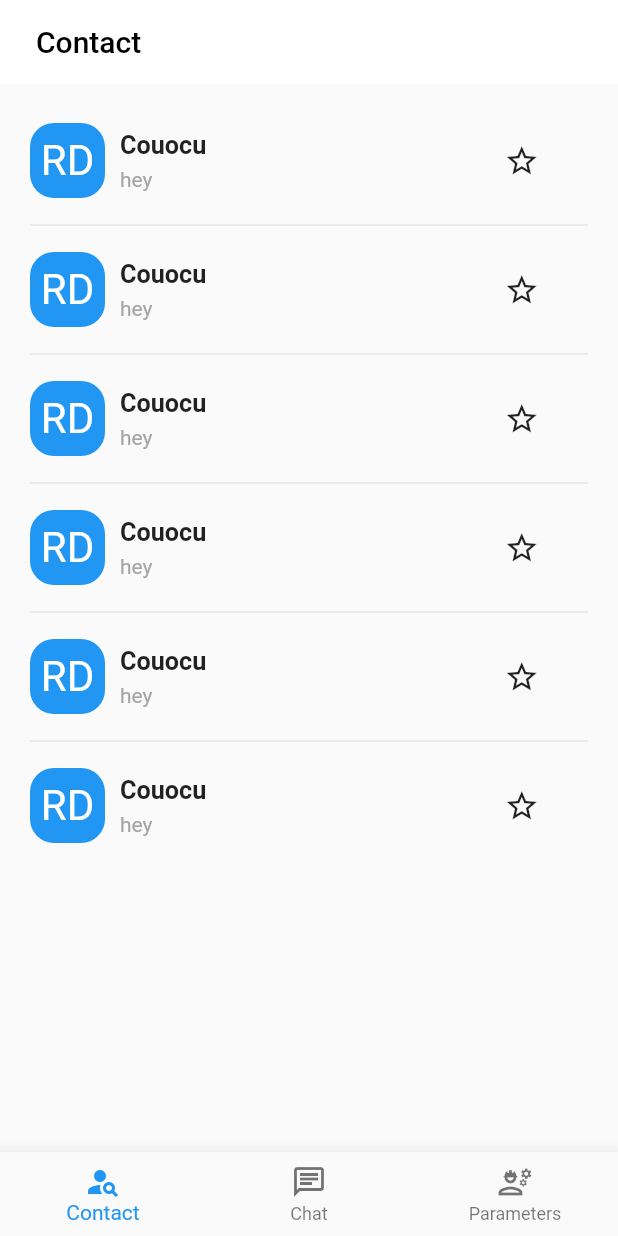
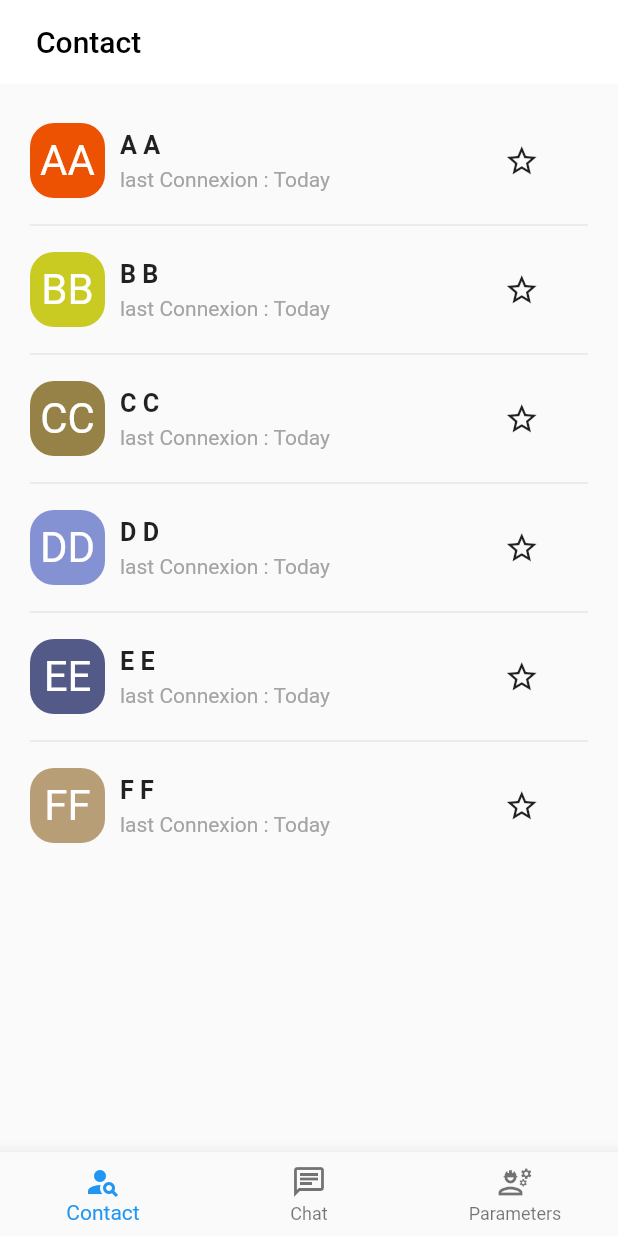
Before and after one commit to Mataillade/unnamed-flutter, a Flutter app: the Home screen opened directly, on a phone screen of 412 x 824 dp. Run offline on Flutter 3.47's test engine with Material 2 defaults, Android fonts, the phone set to English and light mode, and no system bars; our stand-ins replace flutter_svg.

Commit message:
:sparkles: (Colors): Add person colors

```diff
--- a/lib/screens/home/Chat/room/room.dart
+++ b/lib/screens/home/Chat/room/room.dart
@@ -3,13 +3,15 @@ import 'package:unnamed/util/exentions/colors.extentions.dart';
 
 
 class Room extends StatefulWidget{
-  const Room({super.key});
+  final String title;
+  const Room({super.key, required this.title});
 
   @override
   _RoomState createState() => _RoomState();
 }
 
 class _RoomState extends State<Room> {
+
   final TextEditingController _textController = TextEditingController();
   final List<ChatMessage> _messages = [];
   ChatMessage newmsg = const ChatMessage(text: "coucou c'est pour tester", isMyMessage: false,);
@@ -42,7 +44,7 @@ class _RoomState extends State<Room> {
               color: Colors.black54,
             )
         ),
-        title: const Text("Room", style: TextStyle(color: CustomColors.blackk)),
+        title:  Text(widget.title, style: TextStyle(color: CustomColors.blackk)),
         centerTitle: false,
       ),
       body: SafeArea(
--- a/lib/screens/home/Contact/contact.dart
+++ b/lib/screens/home/Contact/contact.dart
@@ -4,11 +4,12 @@ import 'package:unnamed/widgets/Contact/contact.widget.dart';
 import '../../../util/exentions/colors.extentions.dart';
 
 class Contact extends StatelessWidget {
+
   const Contact({super.key});
 
   @override
   Widget build(BuildContext context) {
-    final List<String> entries = <String>['A', 'B','C', 'D', 'E', 'F'];
+    final List<String> entries = <String>['A A', 'B B','C C', 'D D', 'E E', 'F F'];
 
     return  Scaffold(
       appBar: AppBar(
@@ -25,7 +26,7 @@ class Contact extends StatelessWidget {
         itemBuilder: (BuildContext context, int index){
           return  Container(
               margin: const EdgeInsets.symmetric(vertical: 10) ,
-              child: const ContactWidget()
+              child: ContactWidget(title: entries[index],)
           );
         },
         separatorBuilder: (BuildContext context, int index) => const Divider(),
--- a/lib/screens/home/home.dart
+++ b/lib/screens/home/home.dart
@@ -14,7 +14,7 @@ class Home extends StatefulWidget {
 class _HomeState extends State<Home> {
   int _currentIndex = 0;
   final List<Widget> _page = [
-    const Contact(),
+    Contact(),
     Chat(),
     const Parameter(),
   ];
--- a/lib/util/exentions/colors.extentions.dart
+++ b/lib/util/exentions/colors.extentions.dart
@@ -14,4 +14,6 @@ extension CustomColors on Colors {
   static const Color divider = Color(0xFFEDEDED);
 
   static const Color secondary_text = Color(0xFFA4A4A4);
+
+  static const Color warining = Color(0xFFFDCF41);
 }
--- /dev/null
+++ b/lib/util/function/functions.dart
@@ -0,0 +1,34 @@
+import 'dart:math';
+
+import 'package:flutter/material.dart';
+
+Color generateColor(String input) {
+  int hash = 0;
+
+  for (int i = 0; i < input.length; i++) {
+    hash = input.codeUnitAt(i) + ((hash << 5) - hash);
+  }
+
+  final random = Random(hash);
+  return Color.fromARGB(
+    255,
+    random.nextInt(255),
+    random.nextInt(255),
+    random.nextInt(255),
+  );
+}
+
+String getInitials(String fullName) {
+  List<String> nameParts = fullName.split(" ");
+  String initials = "";
+
+  if (nameParts.isNotEmpty) {
+    initials += nameParts[0][0].toUpperCase();
+
+    if (nameParts.length > 1) {
+      initials += nameParts[nameParts.length - 1][0].toUpperCase();
+    }
+  }
+
+  return initials;
+}
--- a/lib/widgets/Contact/contact.widget.dart
+++ b/lib/widgets/Contact/contact.widget.dart
@@ -1,5 +1,6 @@
 import 'package:flutter/material.dart';
 import 'package:unnamed/screens/home/Chat/room/room.dart';
+import 'package:unnamed/util/function/functions.dart';
 import 'package:unnamed/widgets/buttons/favorite.widget.dart';
 
 import '../../util/exentions/colors.extentions.dart';
@@ -7,7 +8,8 @@ import '../../util/exentions/colors.extentions.dart';
 
 
 class ContactWidget extends StatelessWidget {
-  const ContactWidget({super.key});
+  final String title;
+  const ContactWidget({super.key, required this.title});
 
   @override
   Widget build(BuildContext context) {
@@ -19,27 +21,27 @@ class ContactWidget extends StatelessWidget {
           alignment: Alignment.center,
           decoration: BoxDecoration(
               borderRadius: BorderRadius.circular(16.0),
-              color: Colors.blue
+              color: generateColor(getInitials(title))
           ),
-          child: const Text("RD", textScaleFactor: 2, style: TextStyle(color: Colors.white),),
+          child: Text(getInitials(title), textScaleFactor: 2, style: TextStyle(color: Colors.white),),
         ) ,
         InkWell(
           onTap: () {
             // Action à effectuer lorsqu'on appuie sur le Container
             Navigator.push(
               context,
-              MaterialPageRoute(builder: (context) => const Room()),
+              MaterialPageRoute(builder: (context) =>  Room(title: title,)),
             );
           },
           child: Container(
             margin: const EdgeInsets.only(left: 10.0),
             width: MediaQuery.of(context).size.width* 0.6,
-            child: const Column(
+            child:  Column(
               crossAxisAlignment: CrossAxisAlignment.start,
               children: [
-                Text("Couocu", textScaleFactor: 1.2, style: TextStyle(fontWeight:FontWeight.bold )),
+                Text(title, textScaleFactor: 1.2, style: TextStyle(fontWeight:FontWeight.bold )),
                 SizedBox(height: 5),
-                Text("hey", style: TextStyle(color: CustomColors.secondary_text, fontWeight: FontWeight.w400),)
+                Text("last Connexion : Today", style: TextStyle(color: CustomColors.secondary_text, fontWeight: FontWeight.w400),)
               ],
             ),
           ),
--- a/lib/widgets/buttons/favorite.widget.dart
+++ b/lib/widgets/buttons/favorite.widget.dart
@@ -1,4 +1,6 @@
 import 'package:flutter/material.dart';
+
+import '../../util/exentions/colors.extentions.dart';
 
 class FavoriButton extends StatefulWidget {
   const FavoriButton({super.key});
@@ -15,7 +17,7 @@ class _FavoriButtonState extends State<FavoriButton> {
     return IconButton(
       icon: Icon(
         isFavorited ? Icons.star : Icons.star_border,
-        color: isFavorited ? Colors.yellow : null,
+        color: isFavorited ? CustomColors.warining : null,
       ),
       onPressed: () {
         setState(() {
```
Also changed, not shown: lib/screens/home/Chat/chat.dart (+4 -3 lines), lib/widgets/Contact/contact_message.widget.dart (+8 -6 lines).
